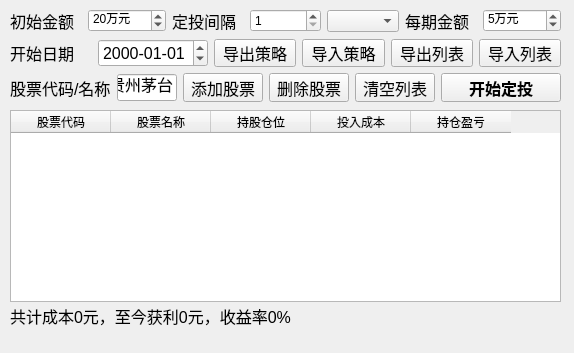
Old version of the form QtDesign/ScheduledInvestment.ui in the repository victor647/QuantumStockTrade.
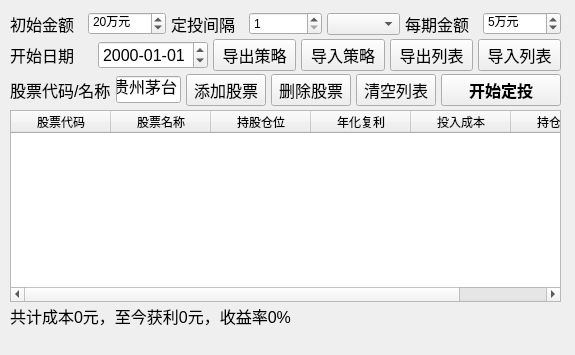
New version of the form.

```diff
--- a/QtDesign/ScheduledInvestment.ui
+++ b/QtDesign/ScheduledInvestment.ui
@@ -6,8 +6,8 @@
    <rect>
     <x>0</x>
     <y>0</y>
-    <width>574</width>
-    <height>353</height>
+    <width>575</width>
+    <height>355</height>
    </rect>
   </property>
   <property name="windowTitle">
@@ -41,6 +41,11 @@
       <string>持股仓位</string>
      </property>
     </column>
+    <column>
+     <property name="text">
+      <string>年化复利</string>
+     </property>
+    </column>
     <column>
      <property name="text">
       <string>投入成本</string>
@@ -71,18 +76,24 @@
      <string>共计成本0元，至今获利0元，收益率0%</string>
     </property>
    </widget>
-   <widget class="QWidget" name="">
+   <widget class="QWidget" name="layoutWidget">
     <property name="geometry">
      <rect>
       <x>10</x>
       <y>9</y>
       <width>551</width>
-      <height>93</height>
+      <height>103</height>
      </rect>
     </property>
     <layout class="QVBoxLayout" name="verticalLayout">
+     <property name="spacing">
+      <number>0</number>
+     </property>
      <item>
       <layout class="QHBoxLayout" name="horizontalLayout_2">
+       <property name="spacing">
+        <number>5</number>
+       </property>
        <item>
         <widget class="QLabel" name="lblInitialInvestment">
          <property name="font">
@@ -201,6 +212,9 @@
      </item>
      <item>
       <layout class="QHBoxLayout" name="horizontalLayout_3">
+       <property name="spacing">
+        <number>5</number>
+       </property>
        <item>
         <widget class="QLabel" name="lblStartDate">
          <property name="font">
@@ -283,6 +297,9 @@
      </item>
      <item>
       <layout class="QHBoxLayout" name="horizontalLayout">
+       <property name="spacing">
+        <number>5</number>
+       </property>
        <item>
         <widget class="QLabel" name="lblNewStockCode">
          <property name="font">
```
Left out of the diff: 4 changed lines with no effect on the pictures.
